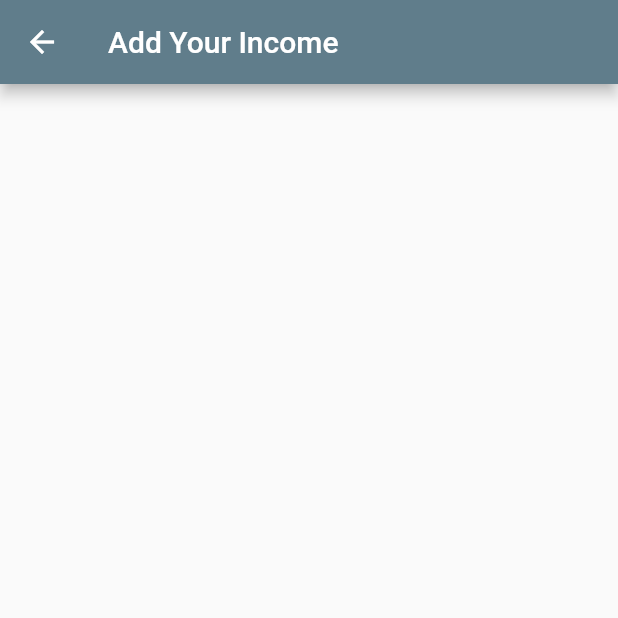
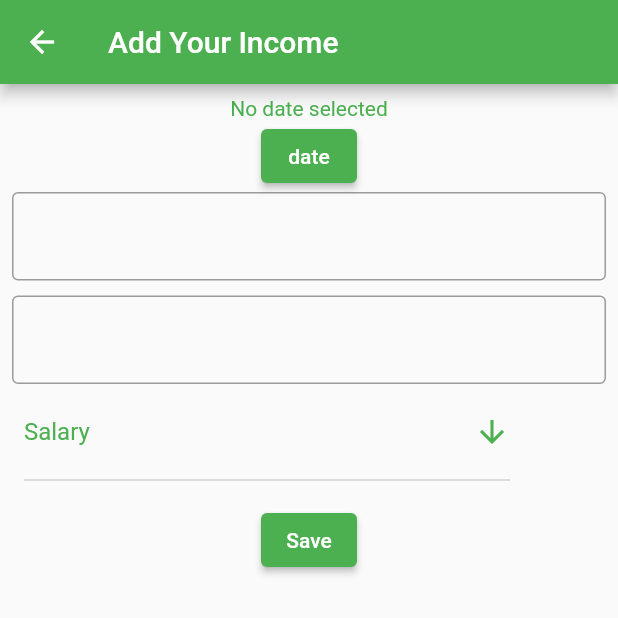
Before and after one commit to ajithmannarakkal/outcome, a Flutter app: the EntryIn screen opened by its route, on a phone screen of 412 x 824 dp, the top half of it. Run offline on Flutter 3.47's test engine with Material 2 defaults, Android fonts, the phone set to English and light mode, and no system bars; network calls fail.

Commit message:
updated income page,expense page

```diff
--- a/outcome/lib/entry.dart
+++ b/outcome/lib/entry.dart
@@ -1,12 +1,83 @@
 import 'package:flutter/material.dart';
 
-class EntryIn extends StatelessWidget {
+class EntryIn extends StatefulWidget {
   const EntryIn({Key? key}) : super(key: key);
+
+  @override
+  State<EntryIn> createState() => _EntryInState();
+}
+
+class _EntryInState extends State<EntryIn> {
+  DateTime? _datetime;
+  String dropdownvalue = 'Salary';
 
   @override
   Widget build(BuildContext context) {
     return Scaffold(
-      appBar: AppBar(title: Text("Add Your Income"),),
+      appBar: AppBar(backgroundColor: Colors.green,
+        title: Text("Add Your Income"),
+      ),
+      body: Padding(
+        padding: const EdgeInsets.all(8.0),
+        child: Column(
+          children: [
+            Text(_datetime == null
+                ? 'No date selected'
+                : _datetime.toString(),style: TextStyle(color: Colors.green),),
+            ElevatedButton(style: ElevatedButton.styleFrom(primary: Colors.green),
+                onPressed: () {
+                  showDatePicker(
+                          context: context,
+                          initialDate: DateTime.now(),
+                          firstDate: DateTime(2001),
+                          lastDate: DateTime(2222))
+                      .then((date) {
+                    setState(() {
+                      _datetime = date!;
+                    });
+                  });
+                },
+                child: Text("date")),
+            TextField(style: TextStyle(color: Colors.green),
+              decoration: InputDecoration(border: OutlineInputBorder()),
+            ),
+            SizedBox(
+              height: 10,
+            ),
+            TextField(style: TextStyle(color: Colors.green),
+              decoration: InputDecoration(border: OutlineInputBorder()),
+            ),
+            Align(
+              alignment: Alignment.topLeft,
+              child: Container(
+                width: 340,
+                height: 80,
+                child: Padding(
+                  padding: const EdgeInsets.all(8.0),
+                  child: DropdownButton<String>(iconEnabledColor: Colors.green,
+                    isExpanded: true,
+                    value: dropdownvalue,
+                    icon: const Icon(Icons.arrow_downward),
+                    onChanged: (String? newValue) {
+                      setState(() {
+                        dropdownvalue = newValue!;
+                      });
+                    },
+                    items: <String>['Salary', 'Other']
+                        .map<DropdownMenuItem<String>>((String value) {
+                      return DropdownMenuItem<String>(
+                        value: value,
+                        child: Text(value,style: TextStyle(color: Colors.green),),
+                      );
+                    }).toList(),
+                  ),
+                ),
+              ),
+            ),
+            ElevatedButton(style: ElevatedButton.styleFrom(primary: Colors.green),onPressed: (){}, child: Text("Save"))
+          ],
+        ),
+      ),
     );
   }
 }
--- a/outcome/lib/profile.dart
+++ b/outcome/lib/profile.dart
@@ -6,7 +6,7 @@ class ProfileView extends StatelessWidget {
 
   @override
   Widget build(BuildContext context) {
-    return Scaffold(appBar: AppBar(),
+    return Scaffold(appBar: AppBar(title: Text("Your Profile"),),
       body: Column(
         children: [
           ListTile(
```
Also changed, not shown: outcome/lib/outentry.dart (+73 -2 lines).
